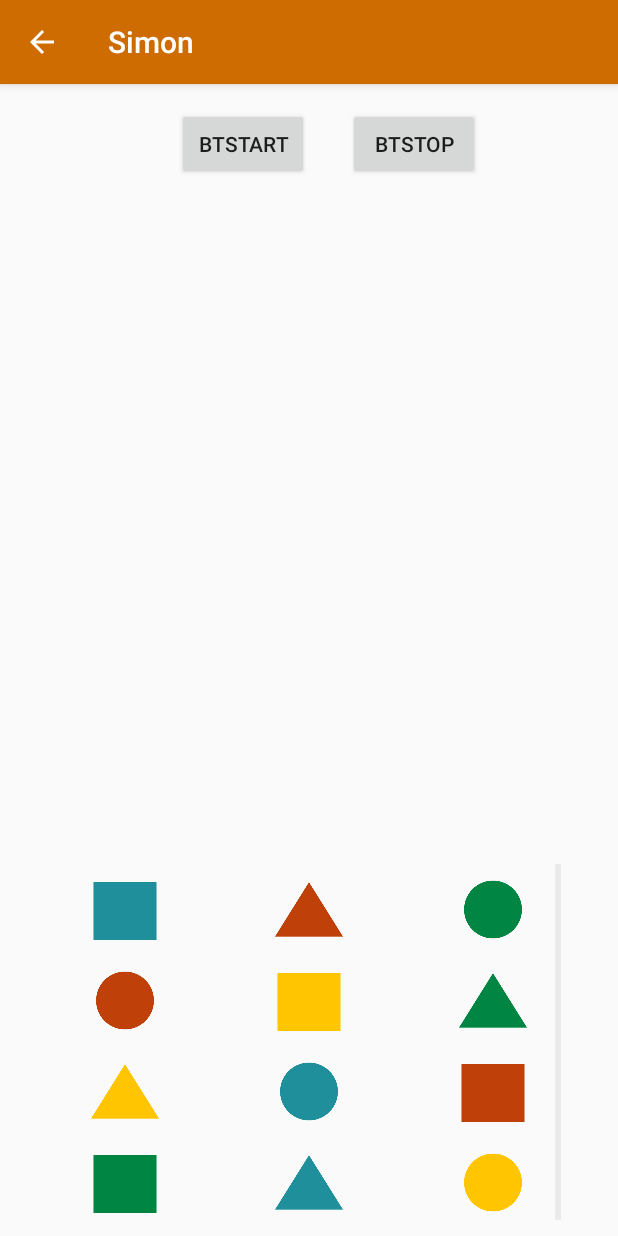
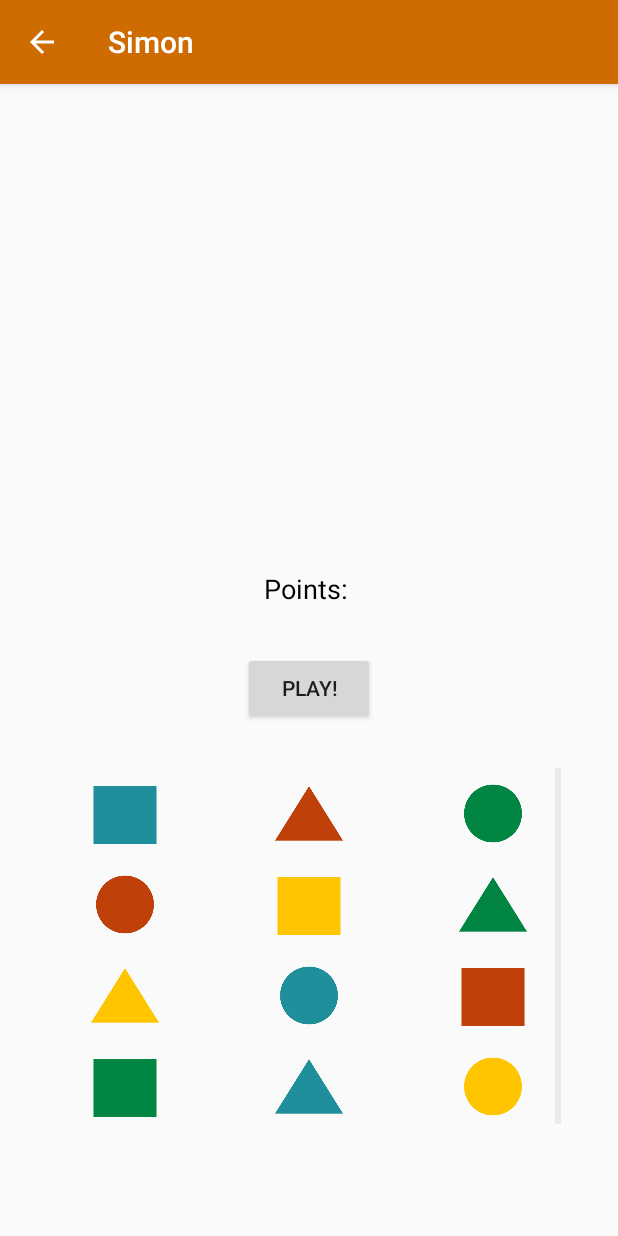
Before and after one commit to davrami/SimonAndroid, an Android app: the Simon screen opened directly, with no data from a screen before it, on a phone screen of 412 x 824 dp. Run offline under Robolectric (Android 15) with nearby library versions, the phone set to English and light mode, and no system bars.

Commit message:
working in play

```diff
--- a/app/src/main/java/dam2/simon/Simon.java
+++ b/app/src/main/java/dam2/simon/Simon.java
@@ -13,6 +13,7 @@ import android.widget.Button;
 import android.widget.GridLayout;
 import android.widget.GridView;
 import android.widget.ImageView;
+import android.widget.TextView;
 import android.widget.Toast;
 
 import java.util.Date;
@@ -27,6 +28,9 @@ public class Simon extends AppCompatActivity {
     public Timer timer;
     Button btStop;
     Button btStart;
+    public TextView textGameOver;
+    public TextView textPoints;
+
 
     String[] shape = UtilityGame.shape; //hacemos la lista estática para reutilizarla
     int[] imageId = UtilityGame.imageId;
@@ -43,6 +47,9 @@ public class Simon extends AppCompatActivity {
         CustomGrid adapter = new CustomGrid(Simon.this, shape, imageId);
         grid = (GridView) findViewById(R.id.grid);
         grid.setAdapter(adapter);
+        this.textGameOver = (TextView) findViewById(R.id.textViewGameOver);
+        this.textPoints = (TextView) findViewById(R.id.textPoints);
+
         grid.setOnItemClickListener(new AdapterView.OnItemClickListener() {
 
             @Override
@@ -64,16 +71,12 @@ public class Simon extends AppCompatActivity {
                 game = null;
                 game = new Game(new Date());
                 game.init(Simon.this);
+                btStart.setVisibility(View.INVISIBLE);
+                textGameOver.setVisibility(View.INVISIBLE);
+
             }
         });
 
-        btStop = (Button) findViewById(R.id.btStop);
-        btStop.setOnClickListener(new View.OnClickListener() {
-            @Override
-            public void onClick(View view) {
-                timer.cancel();
-            }
-        });
 /*
         this.count = 0;
         this.timer = new Timer();
@@ -101,8 +104,13 @@ public class Simon extends AppCompatActivity {
 
     }
     public void gameOver(){
-        //save points and reset game
+        //TODO save points and reset game
+
+        this.textGameOver.setVisibility(View.VISIBLE);
+        Toast.makeText(this, "GAME OVER", Toast.LENGTH_SHORT).show();
         this.game =  new Game(new Date());
+        btStart.setVisibility(View.VISIBLE);
+
     }
 
     private void obrirActivity(String view) {
--- a/app/src/main/res/layout/activity_simon.xml
+++ b/app/src/main/res/layout/activity_simon.xml
@@ -10,7 +10,7 @@
         android:id="@+id/grid"
         android:layout_width="336dp"
         android:layout_height="240dp"
-        android:layout_marginBottom="8dp"
+        android:layout_marginBottom="72dp"
         android:layout_marginEnd="8dp"
         android:layout_marginStart="8dp"
         android:columnWidth="90dp"
@@ -32,31 +32,54 @@
         android:layout_marginTop="8dp"
         app:layout_constraintBottom_toTopOf="@+id/grid"
         app:layout_constraintEnd_toEndOf="parent"
+        app:layout_constraintHorizontal_bias="0.501"
         app:layout_constraintStart_toStartOf="parent"
-        app:layout_constraintTop_toTopOf="parent"
-        app:layout_constraintVertical_bias="0.563" />
+        app:layout_constraintTop_toBottomOf="@+id/textViewGameOver"
+        app:layout_constraintVertical_bias="1.0" />
 
     <Button
         android:id="@+id/btStart"
         android:layout_width="wrap_content"
         android:layout_height="wrap_content"
+        android:layout_marginBottom="8dp"
+        android:layout_marginEnd="8dp"
+        android:layout_marginStart="8dp"
+        android:layout_marginTop="8dp"
+        android:text="Play!"
+        app:layout_constraintBottom_toBottomOf="@+id/imageRandom"
+        app:layout_constraintEnd_toEndOf="@+id/imageRandom"
+        app:layout_constraintStart_toStartOf="@+id/imageRandom"
+        app:layout_constraintTop_toTopOf="@+id/imageRandom" />
+
+    <TextView
+        android:id="@+id/textViewGameOver"
+        android:layout_width="wrap_content"
+        android:layout_height="wrap_content"
         android:layout_marginEnd="8dp"
         android:layout_marginStart="8dp"
         android:layout_marginTop="16dp"
-        android:text="btStart"
-        app:layout_constraintEnd_toStartOf="@+id/btStop"
-        app:layout_constraintHorizontal_bias="0.86"
+        android:text="GAME OVER"
+        android:textColor="@android:color/darker_gray"
+        android:textSize="30sp"
+        android:visibility="invisible"
+        app:layout_constraintEnd_toEndOf="parent"
         app:layout_constraintStart_toStartOf="parent"
         app:layout_constraintTop_toTopOf="parent" />
 
-    <Button
-        android:id="@+id/btStop"
+    <TextView
+        android:id="@+id/textPoints"
         android:layout_width="wrap_content"
         android:layout_height="wrap_content"
-        android:layout_marginEnd="92dp"
-        android:layout_marginTop="16dp"
-        android:text="btStop"
+        android:layout_marginBottom="8dp"
+        android:layout_marginEnd="8dp"
+        android:layout_marginStart="8dp"
+        android:shadowColor="@android:color/background_light"
+        android:text="Points: "
+        android:textColor="@android:color/black"
+        android:textSize="18sp"
+        app:layout_constraintBottom_toTopOf="@+id/imageRandom"
         app:layout_constraintEnd_toEndOf="parent"
-        app:layout_constraintTop_toTopOf="parent" />
+        app:layout_constraintHorizontal_bias="0.501"
+        app:layout_constraintStart_toStartOf="parent" />
 
 </android.support.constraint.ConstraintLayout>
```
Also changed, not shown: app/src/main/java/dam2/simon/Game.java (+28 -13 lines), app/src/main/java/dam2/simon/UtilityMusic.java (+58 -0 lines).
